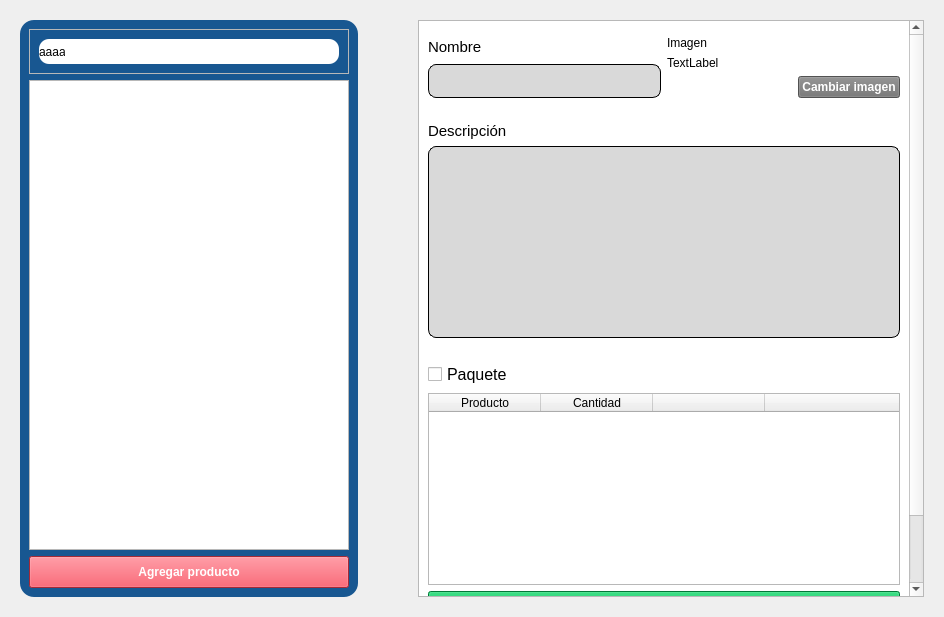
This is RawInterfaces/Productos.ui in Ventthos/PollosExpress as Qt 5 draws it before an edit. The edited form follows.
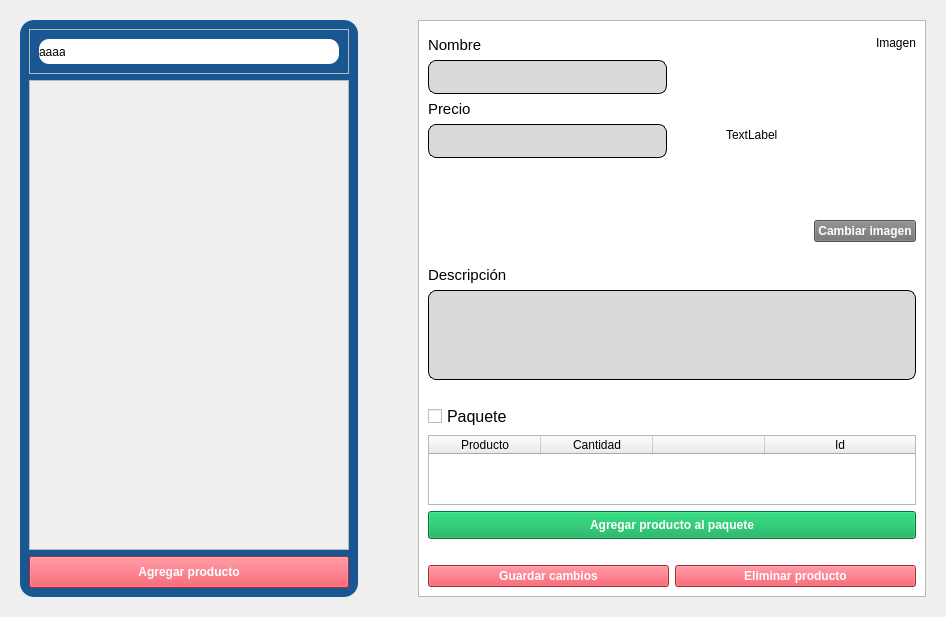
This is the edited form. Icons and pictures are not drawn.

Patch:
```diff
--- a/RawInterfaces/Productos.ui
+++ b/RawInterfaces/Productos.ui
@@ -6,7 +6,7 @@
    <rect>
     <x>0</x>
     <y>0</y>
-    <width>944</width>
+    <width>946</width>
     <height>617</height>
    </rect>
   </property>
@@ -155,9 +155,6 @@
          </item>
          <item>
           <widget class="QScrollArea" name="scrollArea_productos">
-           <property name="frameShape">
-            <enum>QFrame::StyledPanel</enum>
-           </property>
            <property name="frameShadow">
             <enum>QFrame::Plain</enum>
            </property>
@@ -170,7 +167,7 @@
            <property name="alignment">
             <set>Qt::AlignLeading|Qt::AlignLeft|Qt::AlignTop</set>
            </property>
-           <widget class="QWidget" name="scrollAreaWidgetContents_product">
+           <widget class="QWidget" name="scrollAreaWidgetContents_productos">
             <property name="geometry">
              <rect>
               <x>0</x>
@@ -183,8 +180,11 @@
              <property name="spacing">
               <number>2</number>
              </property>
-             <property name="sizeConstraint">
-              <enum>QLayout::SetDefaultConstraint</enum>
+             <property name="leftMargin">
+              <number>6</number>
+             </property>
+             <property name="rightMargin">
+              <number>6</number>
              </property>
             </layout>
            </widget>
@@ -261,9 +261,9 @@
             <property name="geometry">
              <rect>
               <x>0</x>
-              <y>0</y>
-              <width>471</width>
-              <height>700</height>
+              <y>-69</y>
+              <width>473</width>
+              <height>644</height>
              </rect>
             </property>
             <property name="styleSheet">
@@ -299,7 +299,10 @@
 }</string>
                </property>
                <layout class="QHBoxLayout" name="horizontalLayout_3" stretch="1,1">
-                <item>
+                <property name="spacing">
+                 <number>11</number>
+                </property>
+                <item alignment="Qt::AlignTop">
                  <widget class="QWidget" name="widget_nombre_producto_2" native="true">
                   <layout class="QVBoxLayout" name="verticalLayout_5">
                    <property name="leftMargin">
@@ -314,7 +317,7 @@
                    <property name="bottomMargin">
                     <number>0</number>
                    </property>
-                   <item>
+                   <item alignment="Qt::AlignTop">
                     <widget class="QLabel" name="label_nombre_producto">
                      <property name="font">
                       <font>
@@ -329,7 +332,28 @@
                     </widget>
                    </item>
                    <item alignment="Qt::AlignTop">
-                    <widget class="QLineEdit" name="lineEdit">
+                    <widget class="QLineEdit" name="lineEdit_nombre_producto">
+                     <property name="font">
+                      <font>
+                       <pointsize>11</pointsize>
+                      </font>
+                     </property>
+                    </widget>
+                   </item>
+                   <item>
+                    <widget class="QLabel" name="label_precio_producto">
+                     <property name="font">
+                      <font>
+                       <pointsize>11</pointsize>
+                      </font>
+                     </property>
+                     <property name="text">
+                      <string>Precio</string>
+                     </property>
+                    </widget>
+                   </item>
+                   <item>
+                    <widget class="QLineEdit" name="lineEdit_precio_producto">
                      <property name="font">
                       <font>
                        <pointsize>11</pointsize>
@@ -355,21 +379,27 @@
                    <property name="bottomMargin">
                     <number>0</number>
                    </property>
-                   <item alignment="Qt::AlignLeft">
+                   <item alignment="Qt::AlignRight">
                     <widget class="QLabel" name="label_tituloimagen_producto">
                      <property name="text">
                       <string>Imagen</string>
                      </property>
                     </widget>
                    </item>
-                   <item>
+                   <item alignment="Qt::AlignRight">
                     <widget class="QLabel" name="imagen_producto_producto">
                      <property name="sizePolicy">
-                      <sizepolicy hsizetype="Preferred" vsizetype="Preferred">
+                      <sizepolicy hsizetype="Fixed" vsizetype="Fixed">
                        <horstretch>0</horstretch>
                        <verstretch>0</verstretch>
                       </sizepolicy>
                      </property>
+                     <property name="minimumSize">
+                      <size>
+                       <width>190</width>
+                       <height>158</height>
+                      </size>
+                     </property>
                      <property name="text">
                       <string>TextLabel</string>
                      </property>
@@ -377,7 +407,7 @@
                       <bool>true</bool>
                      </property>
                      <property name="wordWrap">
-                      <bool>true</bool>
+                      <bool>false</bool>
                      </property>
                     </widget>
                    </item>
@@ -450,6 +480,28 @@
                 </item>
                 <item>
                  <widget class="QTableWidget" name="table_productos_paquete">
+                  <property name="sizePolicy">
+                   <sizepolicy hsizetype="Expanding" vsizetype="Minimum">
+                    <horstretch>0</horstretch>
+                    <verstretch>0</verstretch>
+                   </sizepolicy>
+                  </property>
+                  <property name="styleSheet">
+                   <string notr="true">#table_productos_paquete QPushButton{
+	background-color: #185791;
+	border: 2px solid #083d6e;
+	color: white;
+	font-weight: Bold;
+}
+
+#table_productos_paquete QPushButton::hover{
+	background-color: #5ea3e3;
+}
+</string>
+                  </property>
+                  <property name="sizeAdjustPolicy">
+                   <enum>QAbstractScrollArea::AdjustToContents</enum>
+                  </property>
                   <property name="showGrid">
                    <bool>true</bool>
                   </property>
@@ -459,6 +511,9 @@
                   <property name="sortingEnabled">
                    <bool>false</bool>
                   </property>
+                  <property name="rowCount">
+                   <number>0</number>
+                  </property>
                   <property name="columnCount">
                    <number>4</number>
                   </property>
@@ -497,7 +552,7 @@
                   </column>
                   <column>
                    <property name="text">
-                    <string/>
+                    <string>Id</string>
                    </property>
                   </column>
                  </widget>
```
